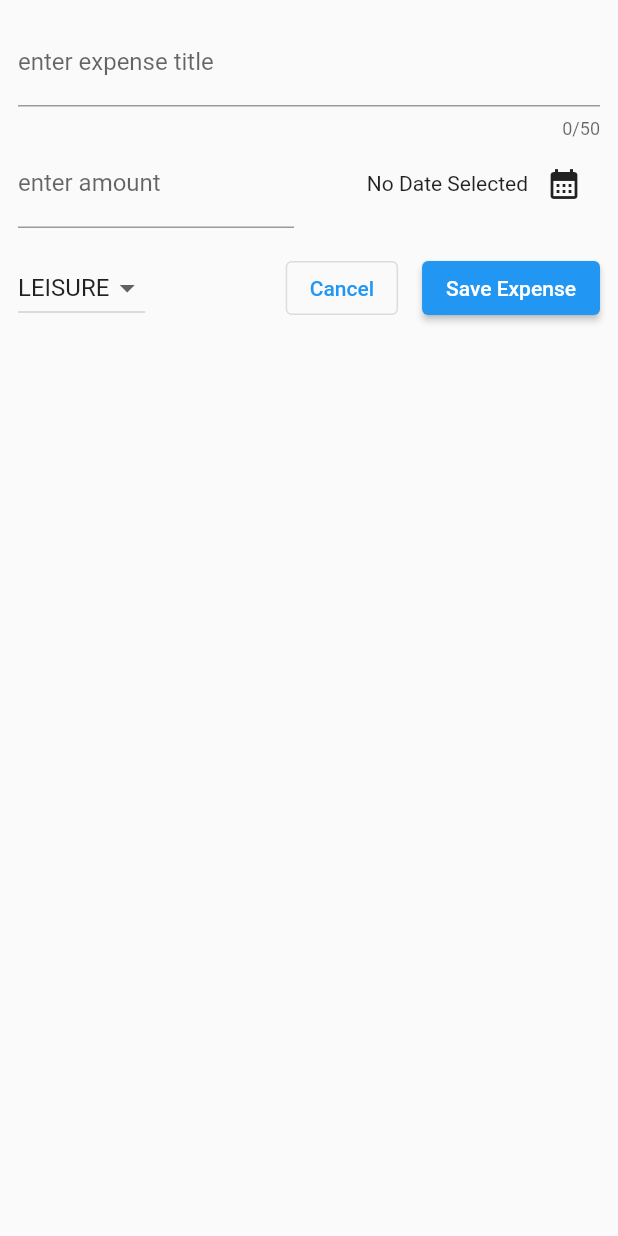
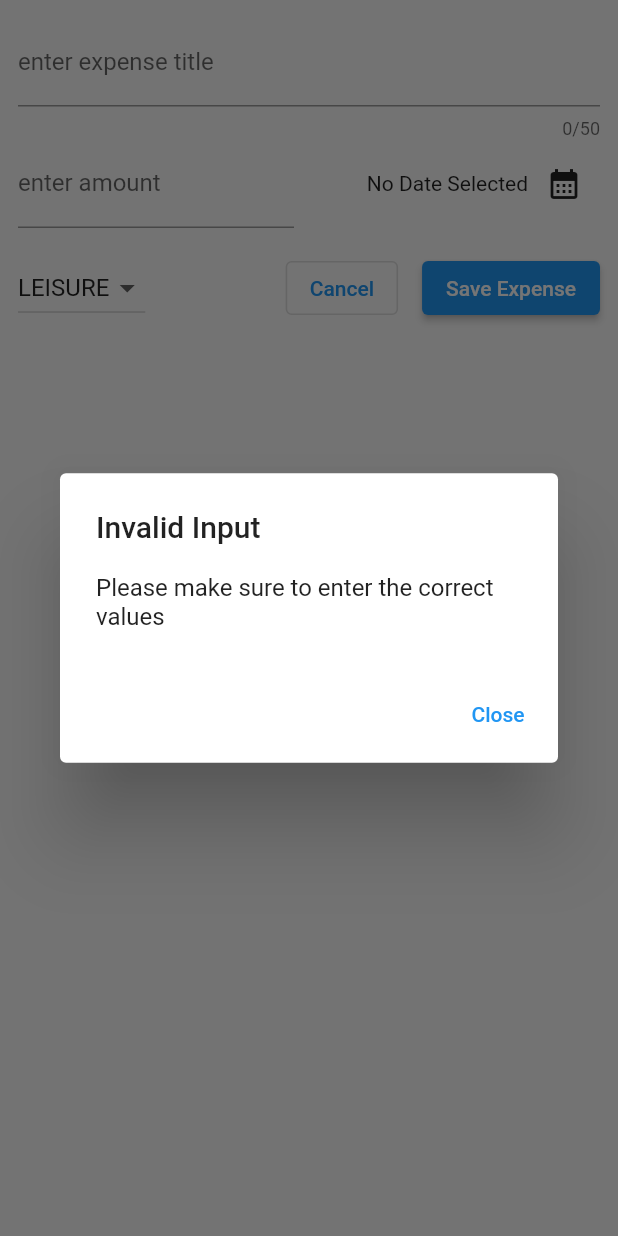
Before and after one commit to carlstep/expense_tracker, a Flutter app: the NewExpense widget shown alone on an empty page, opened directly, after a tap on "Save Expense", on a phone screen of 412 x 824 dp. Run offline on Flutter 3.47's test engine with Material 2 defaults, Android fonts, the phone set to English and light mode, and no system bars.

Commit message:
showing AlertDialog for input error

```diff
--- a/lib/widgets/new_expense.dart
+++ b/lib/widgets/new_expense.dart
@@ -39,7 +39,21 @@ class _NewExpenseState extends State<NewExpense> {
     if (_titleController.text.trim().isEmpty ||
         amountIsInvalid ||
         _selectedDate == null) {
-      // show error message
+      showDialog(
+        context: context,
+        builder: (ctx) => AlertDialog(
+          title: const Text('Invalid Input'),
+          content: const Text('Please make sure to enter the correct values'),
+          actions: [
+            TextButton(
+                onPressed: () {
+                  Navigator.pop(ctx);
+                },
+                child: const Text('Close')),
+          ],
+        ),
+      );
+      return;
     }
   }
 
```
